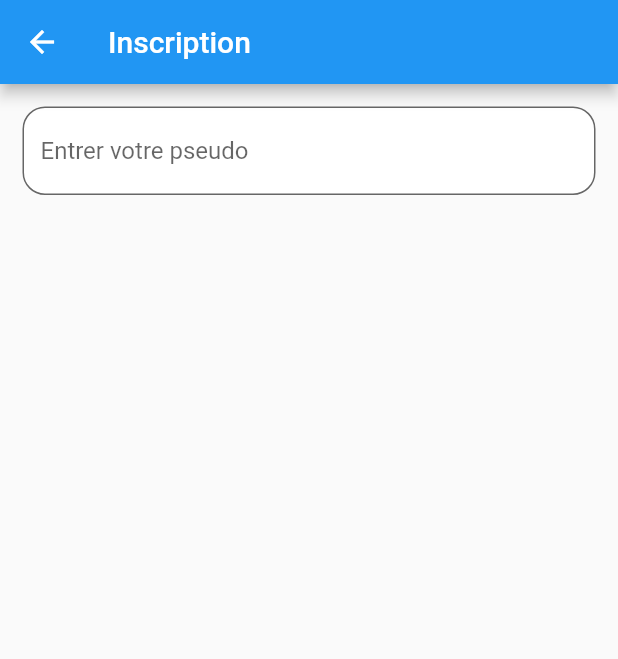
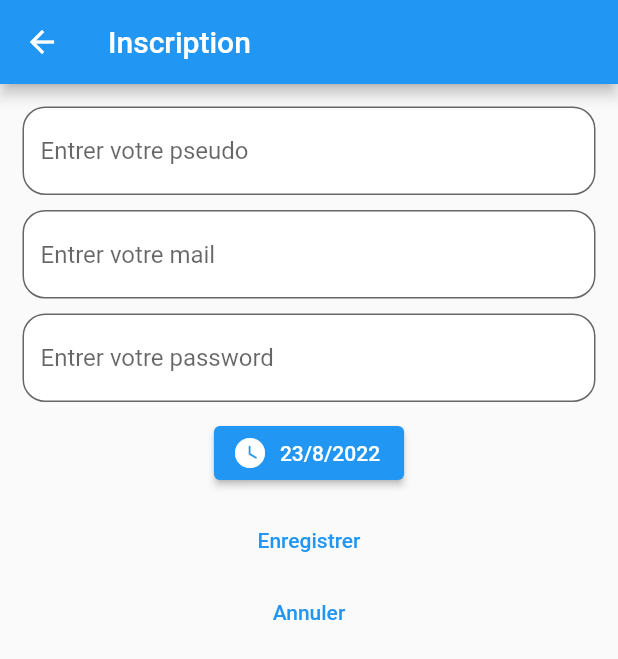
Before and after one commit to ackwrit/applicationfirstbd23.1, a Flutter app: the Inscription screen opened directly, on a phone screen of 412 x 824 dp. Shown: the top 659 px of the screen. Run offline on Flutter 3.47's test engine with Material 2 defaults, Android fonts, the phone set to English and light mode, and no system bars; our stand-ins replace cloud_firestore, firebase_auth, firebase_core, firebase_storage; accounts and stored records are empty; generated files the repository leaves out were written again.

Commit message:
Mise en place de l'inscription

```diff
--- a/lib/view/inscription.dart
+++ b/lib/view/inscription.dart
@@ -1,3 +1,5 @@
+import 'package:firstapplication/services/FirestoreHelper.dart';
+import 'package:firstapplication/view/DashBoard.dart';
 import 'package:flutter/material.dart';
 
 class Inscription extends StatefulWidget{
@@ -15,6 +17,22 @@ class InscriptionState extends State<Inscription>{
   late String mail;
   late String password;
   DateTime time = DateTime.now();
+
+
+  //Méthode interne
+  openCalendar() async {
+    DateTime? dateSelected = await showDatePicker(
+        context: context,
+        initialDate: time,
+        firstDate: DateTime(1940),
+        lastDate: time
+    );
+    if(dateSelected != null && dateSelected != time){
+      setState(() {
+        time = dateSelected;
+      });
+    }
+  }
 
   @override
   Widget build(BuildContext context) {
@@ -53,12 +71,85 @@ class InscriptionState extends State<Inscription>{
               )
           ),
         ),
+        const SizedBox(height: 10,),
 
 
         //mail
 
+        TextField(
+          onChanged: (value){
+            setState(() {
+              mail = value;
+            });
+
+          },
+          decoration: InputDecoration(
+              fillColor: Colors.white,
+              filled: true,
+              hintText: "Entrer votre mail",
+              border:  OutlineInputBorder(
+                  borderRadius: BorderRadius.circular(15)
+              )
+          ),
+        ),
+
+        const SizedBox(height: 10,),
+
 
         //password
+
+        TextField(
+          obscureText: true,
+          onChanged: (value){
+            setState(() {
+              password = value;
+            });
+
+          },
+          decoration: InputDecoration(
+              fillColor: Colors.white,
+              filled: true,
+              hintText: "Entrer votre password",
+              border:  OutlineInputBorder(
+                  borderRadius: BorderRadius.circular(15)
+              )
+          ),
+        ),
+
+        const SizedBox(height: 10,),
+
+        ElevatedButton.icon(
+          icon: const Icon(Icons.watch_later_rounded),
+            onPressed: (){
+          //Ouverture de calendrier
+              openCalendar();
+          },
+            label:Text("${time.day}/${time.month}/${time.year}")
+        ),
+        const SizedBox(height: 10,),
+
+        TextButton(
+            onPressed: (){
+              FirestoreHelper().inscription(mail, password, pseudo, time).then((value){
+                Navigator.push(context, MaterialPageRoute(
+                    builder: (context){
+                      return DashBoard(mail: mail, password: password);
+                    }
+                ));
+
+              }).catchError((error){
+
+              });
+
+            },
+            child: const Text("Enregistrer")
+        ),
+        TextButton(
+            onPressed: (){
+              Navigator.pop(context);
+            },
+            child: Text("Annuler")
+        )
 
 
         //bouton de la date de naissance
```
